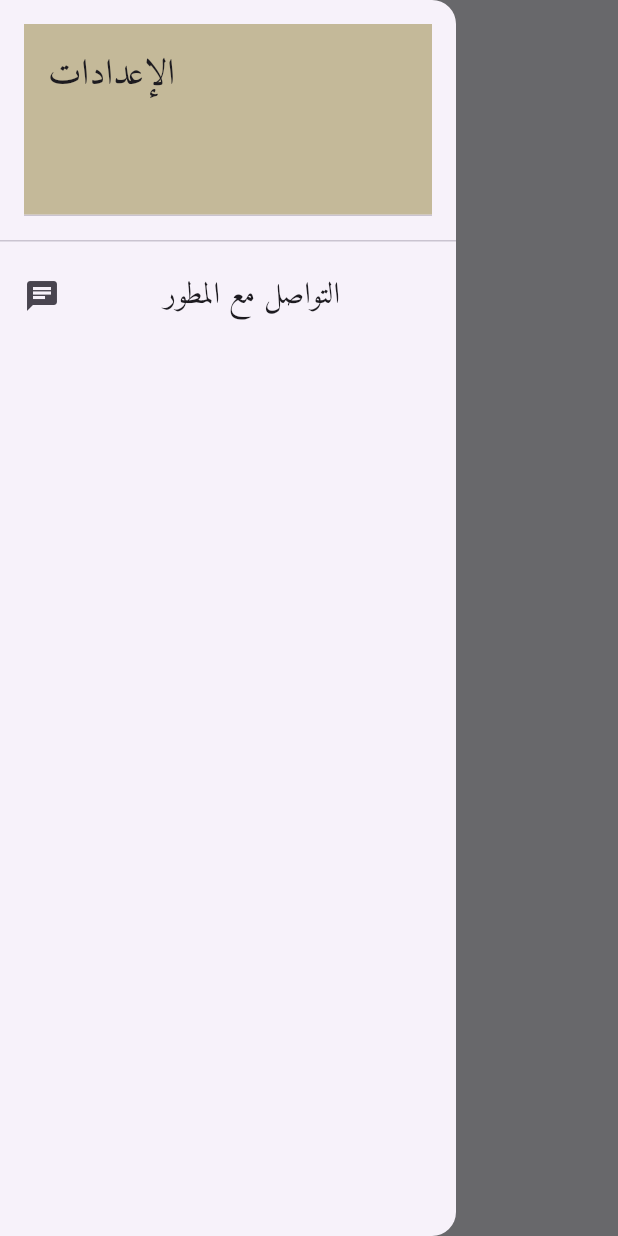
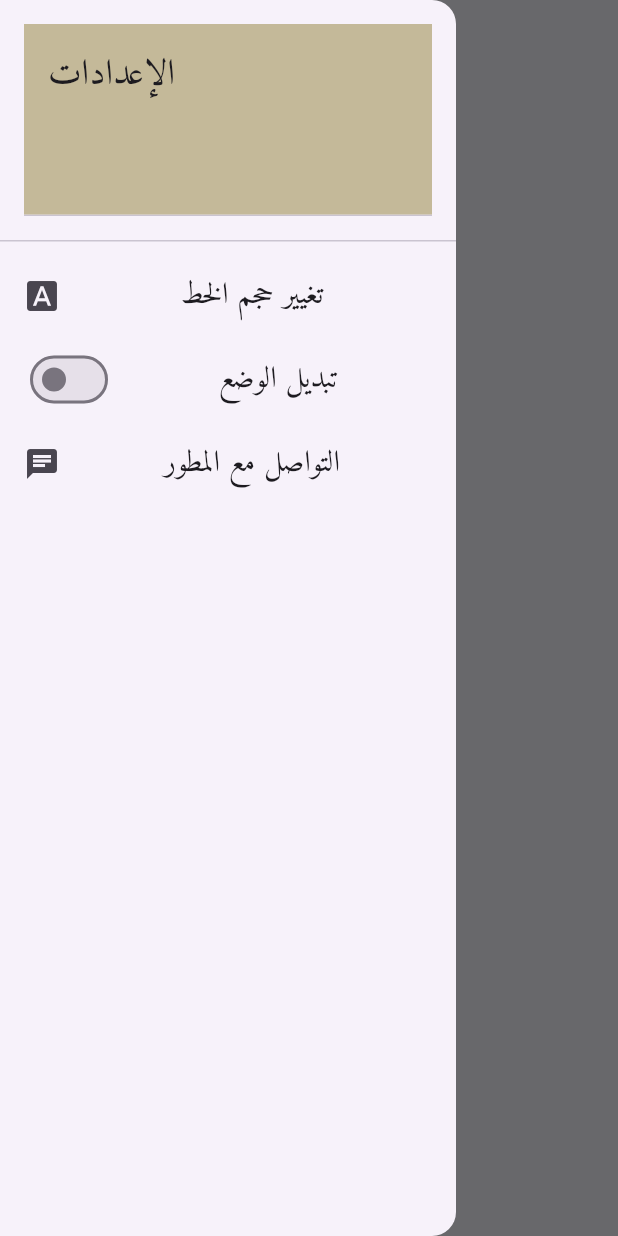
Before and after one commit to taha-majdlawi/werd_yawme_last_5_sections, a Flutter app: the screen it shows after launch, with the side drawer open, on a phone screen of 412 x 824 dp. Run offline on Flutter 3.47's test engine with Material 3 defaults, Android fonts, the phone set to English and light mode, and no system bars; our stand-ins replace shared_preferences.

Commit message:
done dark,light them also custmize drawer

```diff
--- a/lib/main.dart
+++ b/lib/main.dart
@@ -16,8 +16,26 @@
   );
 }
 
-class MyApp extends StatelessWidget {
+class MyApp extends StatefulWidget {
   const MyApp({super.key});
+
+  @override
+  State<MyApp> createState() => _MyAppState();
+}
+
+class _MyAppState extends State<MyApp> {
+  bool _isDarkMode = false;
+
+  ThemeData _getThemeData(FontSizeProvider fontSizeProvider, bool isDarkMode) {
+    return ThemeData(
+      brightness: isDarkMode ? Brightness.dark : Brightness.light,
+      textTheme: TextTheme(
+        bodyLarge: TextStyle(fontSize: fontSizeProvider.fontSize),
+        bodyMedium: TextStyle(fontSize: fontSizeProvider.fontSize),
+        bodySmall: TextStyle(fontSize: fontSizeProvider.fontSize),
+      ),
+    );
+  }
 
   @override
   Widget build(BuildContext context) {
@@ -25,14 +43,20 @@
       builder: (context, fontSizeProvider, child) {
         return MaterialApp(
           debugShowCheckedModeBanner: false,
-          theme: ThemeData(
-            textTheme: TextTheme(
-              bodyLarge: TextStyle(fontSize: fontSizeProvider.fontSize),
-              bodyMedium: TextStyle(fontSize: fontSizeProvider.fontSize),
-              bodySmall: TextStyle(fontSize: fontSizeProvider.fontSize),
-            ),
+          theme: _getThemeData(fontSizeProvider, _isDarkMode),
+          home: HomePage(
+            isDarkMode: _isDarkMode,
+            onThemeChanged: (bool value) {
+              setState(() {
+                _isDarkMode = value;
+              });
+            },
+            onFontSizeChanged: (double value) {
+              fontSizeProvider.setFontSize(
+                value,
+              ); // تغيير حجم الخط من الـ provider
+            },
           ),
-          home: HomePage(),
         );
       },
     );
--- a/lib/screens/home_page.dart
+++ b/lib/screens/home_page.dart
@@ -1,10 +1,18 @@
 import 'package:flutter/material.dart';
 import 'package:lastfivesectionsofquran/screens/change_font_size_screen.dart';
+import 'package:lastfivesectionsofquran/widgets/custom_drawer.dart';
 import 'package:url_launcher/url_launcher.dart';
 
 class HomePage extends StatelessWidget {
-  const HomePage({super.key});
+  final bool isDarkMode;
+  final ValueChanged<bool> onThemeChanged;
+  final ValueChanged<double> onFontSizeChanged;
 
+  HomePage({
+    required this.isDarkMode,
+    required this.onThemeChanged,
+    required this.onFontSizeChanged,
+  });
   @override
   Widget build(BuildContext context) {
     return Scaffold(
@@ -17,37 +25,12 @@ class HomePage extends StatelessWidget {
         ),
         backgroundColor: Color.fromARGB(255, 227, 226, 234),
       ),
-      drawer: Drawer(
-        child: ListView(
-          children: [
-            DrawerHeader(
-              child: DrawerHeader(
-                decoration: BoxDecoration(
-                  color: Color.fromARGB(255, 196, 185, 153),
-                ),
-                child: Text(
-                  'الإعدادات',
-                  style: TextStyle(fontSize: 24, fontFamily: 'Amiri'),
-                ),
-              ),
-            ),
-            ListTile(
-              leading: Icon(Icons.chat),
-              title: Text(
-                textAlign: TextAlign.center,
-                'التواصل مع المطور',
-                style: TextStyle(fontFamily: 'Amiri', fontSize: 20),
-              ),
-              onTap: () async {
-                String url = "https://wa.me/972592345890";
-                Uri uri = Uri.parse(url);
-
-                await launchUrl(uri);
-              },
-            ),
-            ListTile(),
-          ],
-        ),
+      drawer: CustomDrawer(
+        isDarkMode: isDarkMode,
+        onThemeChanged: onThemeChanged,
+      ),
+      body: Center(
+        child: Text('نص تجريبي', style: TextStyle(fontFamily: 'Amiri')),
       ),
     );
   }
--- /dev/null
+++ b/lib/widgets/custom_drawer.dart
@@ -0,0 +1,73 @@
+
+import 'package:flutter/material.dart';
+import 'package:lastfivesectionsofquran/screens/change_font_size_screen.dart';
+import 'package:url_launcher/url_launcher.dart';
+
+class CustomDrawer extends StatelessWidget {
+  final bool isDarkMode;
+  final ValueChanged<bool> onThemeChanged;
+
+  CustomDrawer({required this.isDarkMode, required this.onThemeChanged});
+  @override
+  Widget build(BuildContext context) {
+    return Drawer(
+      child: ListView(
+        children: [
+          DrawerHeader(
+            child: DrawerHeader(
+              decoration: BoxDecoration(
+                color: Color.fromARGB(255, 196, 185, 153),
+              ),
+              child: Text(
+                'الإعدادات',
+                style: TextStyle(fontSize: 24, fontFamily: 'Amiri'),
+              ),
+            ),
+          ),
+          ListTile(
+            leading: Icon(Icons.font_download),
+            title: Text(
+              textAlign: TextAlign.center,
+              'تغيير حجم الخط',
+              style: TextStyle(fontFamily: 'Amiri', fontSize: 20),
+            ),
+            onTap: () {
+              Navigator.push(
+                context,
+                MaterialPageRoute(
+                  builder: (context) => FontSizeSettingsScreen(),
+                ),
+              );
+            },
+          ),
+          ListTile(
+            title: Text(
+              textAlign: TextAlign.center,
+              'تبديل الوضع',
+              style: TextStyle(fontFamily: 'Amiri', fontSize: 20),
+            ),
+            leading: Switch(
+              activeColor: Color.fromARGB(255, 196, 185, 153),
+              value: isDarkMode,
+              onChanged: onThemeChanged, // تغيير الثيم عند التبديل
+            ),
+          ),
+          ListTile(
+            leading: Icon(Icons.chat),
+            title: Text(
+              textAlign: TextAlign.center,
+              'التواصل مع المطور',
+              style: TextStyle(fontFamily: 'Amiri', fontSize: 20),
+            ),
+            onTap: () async {
+              String url = "https://wa.me/972592345890";
+              Uri uri = Uri.parse(url);
+
+              await launchUrl(uri);
+            },
+          ),
+        ],
+      ),
+    );
+  }
+}
```
Also changed, not shown: 1 other file.
